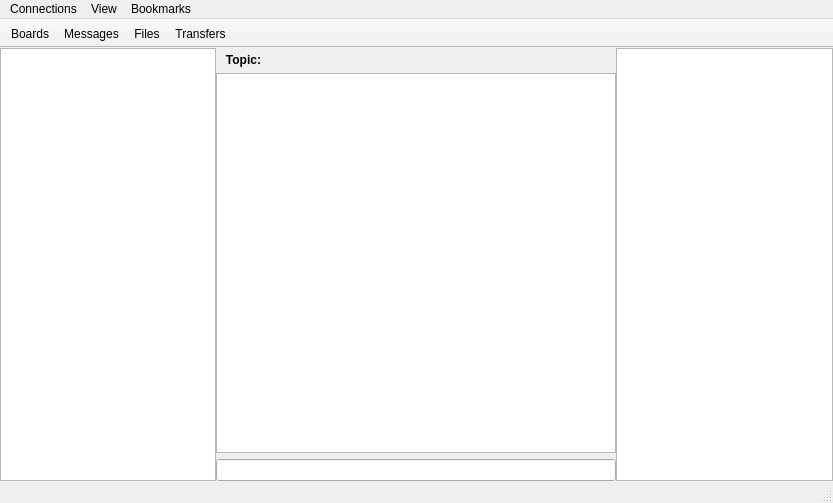
Above: drmainwindow.ui from nark/Deriv before the change. Below: the same form after it.
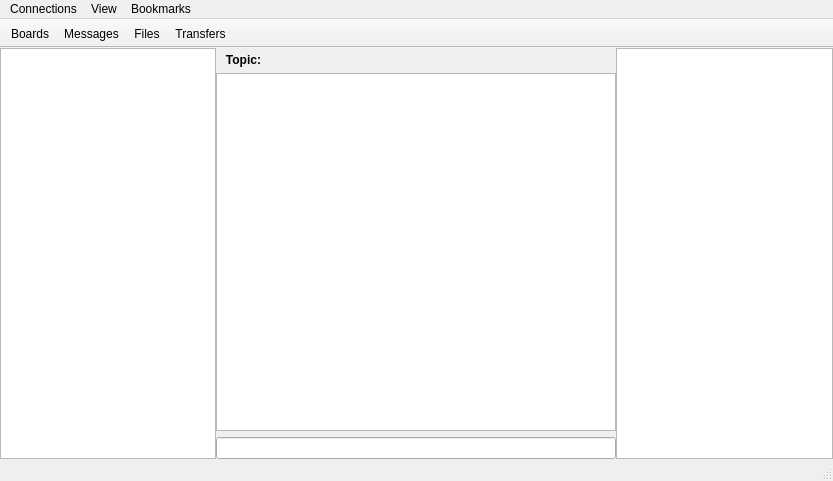
That is the form after the change. Icons and pictures are not drawn.

The edit to the form file:
```diff
--- a/drmainwindow.ui
+++ b/drmainwindow.ui
@@ -7,7 +7,7 @@
     <x>0</x>
     <y>0</y>
     <width>833</width>
-    <height>503</height>
+    <height>481</height>
    </rect>
   </property>
   <property name="windowTitle">
```
Left out of the diff: 101 changed lines with no effect on the pictures.
